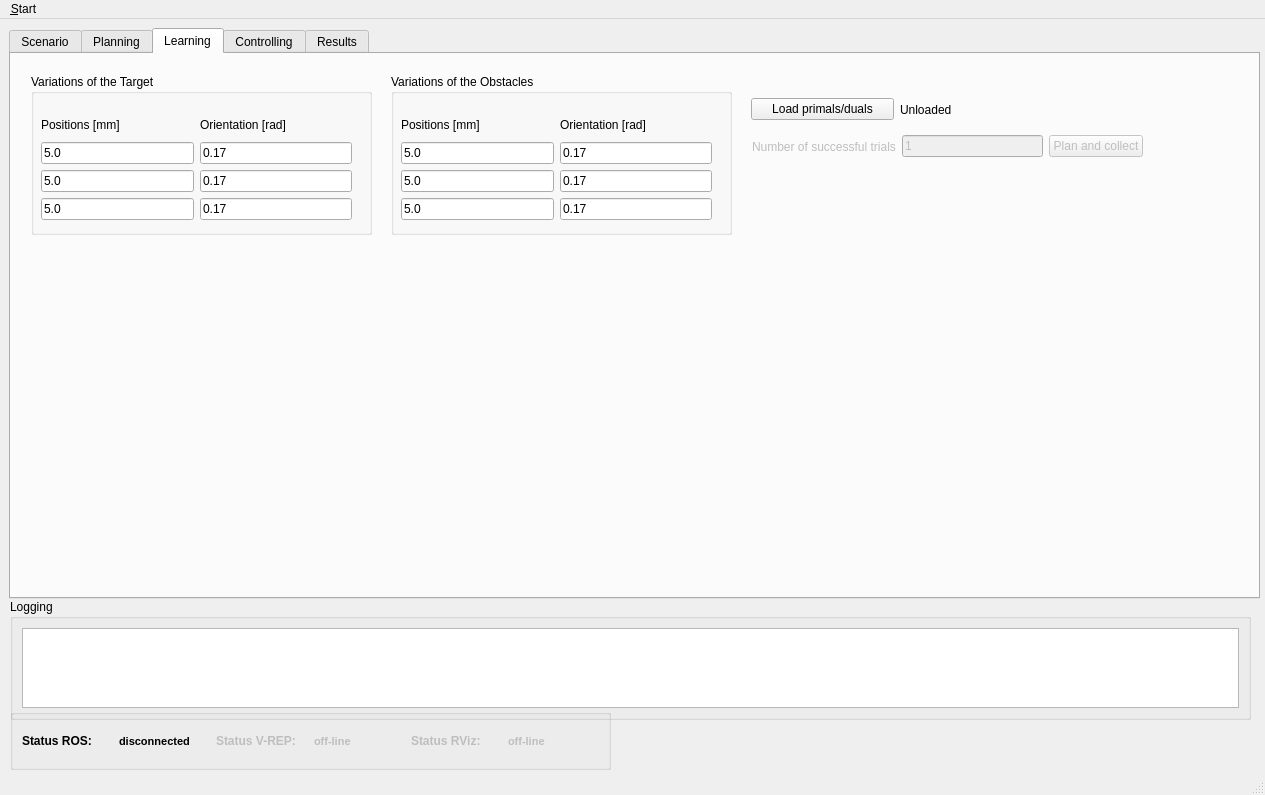
Above: ui/main_window.ui from zohannn/motion_manager before the change. Below: the same form after it.
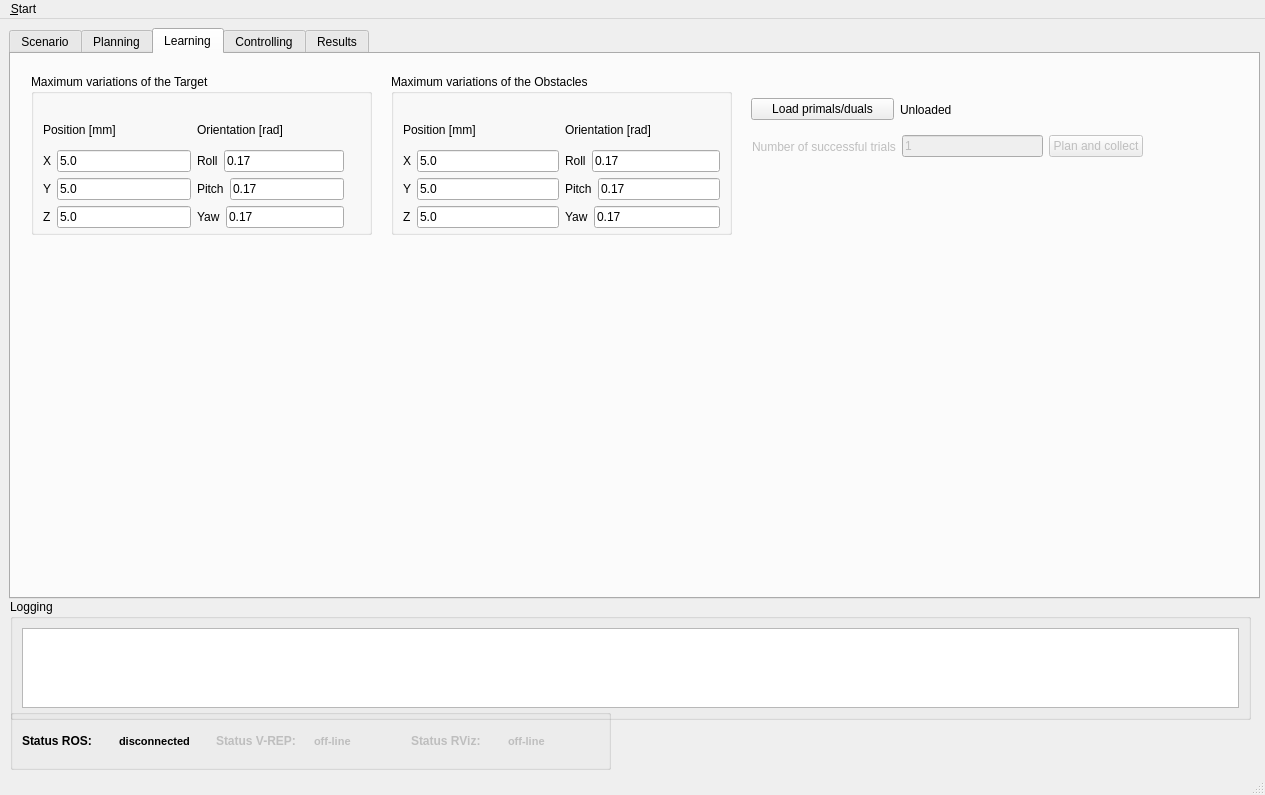
That is the form after the change. The open tabs and pages were chosen to show the change. Icons and pictures are not drawn. Custom widgets are drawn as their Qt base class.

Patch:
```diff
--- a/ui/main_window.ui
+++ b/ui/main_window.ui
@@ -1067,24 +1067,33 @@
        </rect>
       </property>
       <property name="title">
-       <string>Variations of the Target</string>
+       <string>Maximum variations of the Target</string>
       </property>
-      <widget class="QWidget" name="layoutWidget">
+      <widget class="QWidget" name="">
        <property name="geometry">
         <rect>
-         <x>10</x>
-         <y>40</y>
-         <width>311</width>
-         <height>106</height>
+         <x>12</x>
+         <y>42</y>
+         <width>301</width>
+         <height>112</height>
         </rect>
        </property>
-       <layout class="QHBoxLayout" name="horizontalLayout_40">
+       <layout class="QHBoxLayout" name="horizontalLayout_53">
         <item>
          <layout class="QVBoxLayout" name="verticalLayout_18">
           <item>
            <widget class="QLabel" name="label_tar_pos_var">
             <property name="text">
-             <string>Positions [mm]</string>
+             <string>Position [mm]</string>
+            </property>
+           </widget>
+          </item>
+          <item>
+           <layout class="QHBoxLayout" name="horizontalLayout_40">
+            <item>
+             <widget class="QLabel" name="label_tar_x_pos_var">
+              <property name="text">
+               <string>X</string>
             </property>
            </widget>
           </item>
@@ -1095,6 +1104,17 @@
             </property>
            </widget>
           </item>
+           </layout>
+          </item>
+          <item>
+           <layout class="QHBoxLayout" name="horizontalLayout_48">
+            <item>
+             <widget class="QLabel" name="label_tar_y_pos_var">
+              <property name="text">
+               <string>Y</string>
+              </property>
+             </widget>
+            </item>
           <item>
            <widget class="QLineEdit" name="lineEdit_tar_y_var">
             <property name="text">
@@ -1102,6 +1122,17 @@
             </property>
            </widget>
           </item>
+           </layout>
+          </item>
+          <item>
+           <layout class="QHBoxLayout" name="horizontalLayout_49">
+            <item>
+             <widget class="QLabel" name="label_tar_z_pos_var">
+              <property name="text">
+               <string>Z</string>
+              </property>
+             </widget>
+            </item>
           <item>
            <widget class="QLineEdit" name="lineEdit_tar_z_var">
             <property name="text">
@@ -1111,6 +1142,8 @@
           </item>
          </layout>
         </item>
+         </layout>
+        </item>
         <item>
          <layout class="QVBoxLayout" name="verticalLayout_19">
           <item>
@@ -1121,12 +1154,32 @@
            </widget>
           </item>
           <item>
+           <layout class="QHBoxLayout" name="horizontalLayout_50">
+            <item>
+             <widget class="QLabel" name="label_tar_roll_var">
+              <property name="text">
+               <string>Roll</string>
+              </property>
+             </widget>
+            </item>
+            <item>
            <widget class="QLineEdit" name="lineEdit_tar_roll_var">
             <property name="text">
              <string>0.17</string>
             </property>
            </widget>
           </item>
+           </layout>
+          </item>
+          <item>
+           <layout class="QHBoxLayout" name="horizontalLayout_51">
+            <item>
+             <widget class="QLabel" name="label_tar_pitch_var">
+              <property name="text">
+               <string>Pitch</string>
+              </property>
+             </widget>
+            </item>
           <item>
            <widget class="QLineEdit" name="lineEdit_tar_pitch_var">
             <property name="text">
@@ -1134,6 +1187,17 @@
             </property>
            </widget>
           </item>
+           </layout>
+          </item>
+          <item>
+           <layout class="QHBoxLayout" name="horizontalLayout_52">
+            <item>
+             <widget class="QLabel" name="label_tar_yaw_var">
+              <property name="text">
+               <string>Yaw</string>
+              </property>
+             </widget>
+            </item>
           <item>
            <widget class="QLineEdit" name="lineEdit_tar_yaw_var">
             <property name="text">
@@ -1144,6 +1208,8 @@
          </layout>
         </item>
        </layout>
+        </item>
+       </layout>
       </widget>
      </widget>
      <widget class="QGroupBox" name="groupBox_obsts_var">
@@ -1156,24 +1222,33 @@
        </rect>
       </property>
       <property name="title">
-       <string>Variations of the Obstacles</string>
+       <string>Maximum variations of the Obstacles</string>
       </property>
-      <widget class="QWidget" name="layoutWidget_7">
+      <widget class="QWidget" name="">
        <property name="geometry">
         <rect>
-         <x>10</x>
-         <y>40</y>
-         <width>311</width>
-         <height>106</height>
+         <x>12</x>
+         <y>42</y>
+         <width>317</width>
+         <height>112</height>
         </rect>
        </property>
-       <layout class="QHBoxLayout" name="horizontalLayout_43">
+       <layout class="QHBoxLayout" name="horizontalLayout_59">
         <item>
          <layout class="QVBoxLayout" name="verticalLayout_20">
           <item>
            <widget class="QLabel" name="label_obsts_pos_var">
             <property name="text">
-             <string>Positions [mm]</string>
+             <string>Position [mm]</string>
+            </property>
+           </widget>
+          </item>
+          <item>
+           <layout class="QHBoxLayout" name="horizontalLayout_43">
+            <item>
+             <widget class="QLabel" name="label_obsts_x_pos_var">
+              <property name="text">
+               <string>X</string>
             </property>
            </widget>
           </item>
@@ -1184,6 +1259,17 @@
             </property>
            </widget>
           </item>
+           </layout>
+          </item>
+          <item>
+           <layout class="QHBoxLayout" name="horizontalLayout_54">
+            <item>
+             <widget class="QLabel" name="label_obsts_y_pos_var">
+              <property name="text">
+               <string>Y</string>
+              </property>
+             </widget>
+            </item>
           <item>
            <widget class="QLineEdit" name="lineEdit_obsts_y_var">
             <property name="text">
@@ -1191,6 +1277,17 @@
             </property>
            </widget>
           </item>
+           </layout>
+          </item>
+          <item>
+           <layout class="QHBoxLayout" name="horizontalLayout_55">
+            <item>
+             <widget class="QLabel" name="label_obsts_z_pos_var">
+              <property name="text">
+               <string>Z</string>
+              </property>
+             </widget>
+            </item>
           <item>
            <widget class="QLineEdit" name="lineEdit_obsts_z_var">
             <property name="text">
@@ -1200,6 +1297,8 @@
           </item>
          </layout>
         </item>
+         </layout>
+        </item>
         <item>
          <layout class="QVBoxLayout" name="verticalLayout_21">
           <item>
@@ -1210,12 +1309,32 @@
            </widget>
           </item>
           <item>
+           <layout class="QHBoxLayout" name="horizontalLayout_56">
+            <item>
+             <widget class="QLabel" name="label_obsts_roll_var">
+              <property name="text">
+               <string>Roll</string>
+              </property>
+             </widget>
+            </item>
+            <item>
            <widget class="QLineEdit" name="lineEdit_obsts_roll_var">
             <property name="text">
              <string>0.17</string>
             </property>
            </widget>
           </item>
+           </layout>
+          </item>
+          <item>
+           <layout class="QHBoxLayout" name="horizontalLayout_57">
+            <item>
+             <widget class="QLabel" name="label_obsts_pitch_var">
+              <property name="text">
+               <string>Pitch</string>
+              </property>
+             </widget>
+            </item>
           <item>
            <widget class="QLineEdit" name="lineEdit_obsts_pitch_var">
             <property name="text">
@@ -1223,6 +1342,17 @@
             </property>
            </widget>
           </item>
+           </layout>
+          </item>
+          <item>
+           <layout class="QHBoxLayout" name="horizontalLayout_58">
+            <item>
+             <widget class="QLabel" name="label_obsts_yaw_var">
+              <property name="text">
+               <string>Yaw</string>
+              </property>
+             </widget>
+            </item>
           <item>
            <widget class="QLineEdit" name="lineEdit_obsts_yaw_var">
             <property name="text">
@@ -1233,6 +1363,8 @@
          </layout>
         </item>
        </layout>
+        </item>
+       </layout>
       </widget>
      </widget>
      <widget class="QWidget" name="layoutWidget">
@@ -1261,7 +1393,7 @@
        </item>
       </layout>
      </widget>
-     <widget class="QWidget" name="">
+     <widget class="QWidget" name="layoutWidget">
       <property name="geometry">
        <rect>
         <x>741</x>
```
Lines whose indentation alone changed are shown as unchanged.
